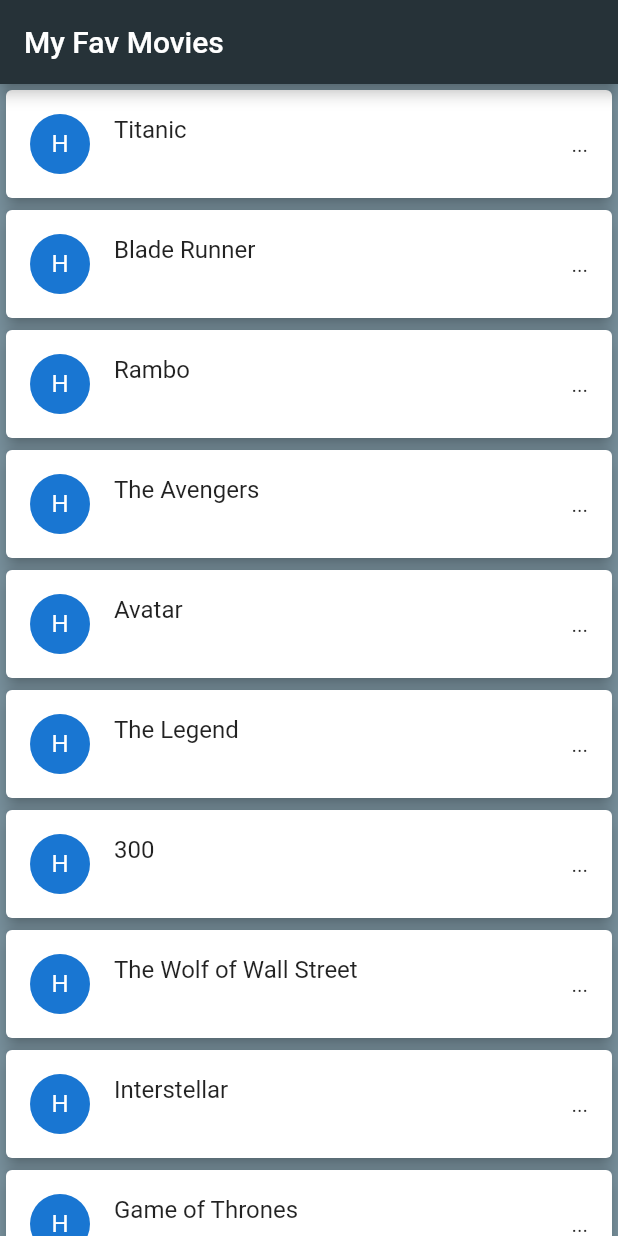
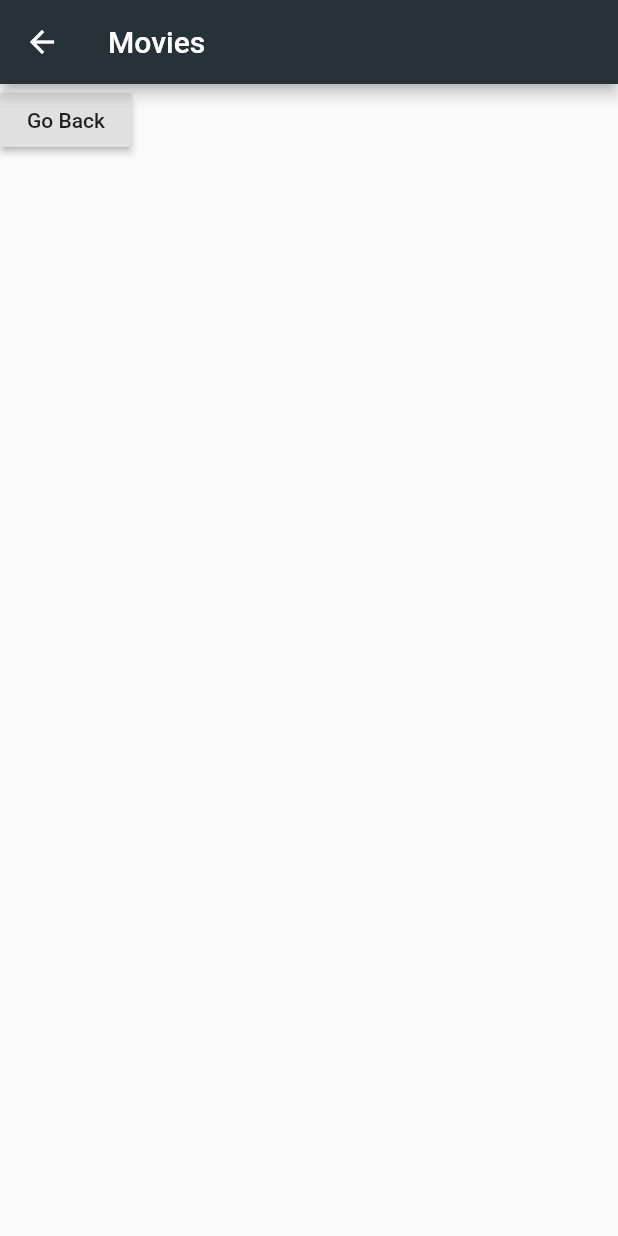
Before and after one commit to sayeedofficial/MovieApp, a Flutter app: the screen it shows after launch, after a tap on an icon or button, on a phone screen of 412 x 824 dp. Run offline on Flutter 3.47's test engine with Material 2 defaults, Android fonts, the phone set to English and light mode, and no system bars.

```diff
--- a/lib/main.dart
+++ b/lib/main.dart
@@ -42,7 +42,12 @@ class MyApp extends StatelessWidget {
                   trailing: Text("..."),
                   title: Text(Movies[index]),
                   subtitle: Text(""),
-                  onTap: () => debugPrint,
+                  onTap: () => {
+                    Navigator.push(
+                        context,
+                        MaterialPageRoute(
+                            builder: (context) => MovieListViewDetails()))
+                  },
                 ),
               );
             }),
@@ -50,3 +55,21 @@ class MyApp extends StatelessWidget {
     );
   }
 }
+
+class MovieListViewDetails extends StatelessWidget {
+  @override
+  Widget build(BuildContext context) {
+    return Scaffold(
+      appBar: AppBar(
+        title: Text("Movies"),
+        backgroundColor: Colors.blueGrey.shade900,
+      ),
+      body: new Container(
+        child: RaisedButton(
+          onPressed: () {},
+          child: Text("Go Back"),
+        ),
+      ),
+    );
+  }
+}
```
